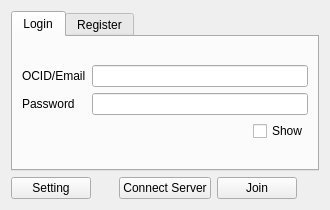
SkyUOI/OurChat, file client/pc/src/ui/login.ui: the form before one commit.
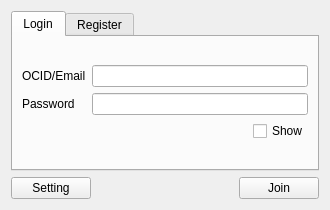
The form after the commit.

Commit message: refactor(client-pc): Merge "Connect to the server" and "Join" in the login interface

Patch:
```diff
--- a/client/pc/src/ui/login.ui
+++ b/client/pc/src/ui/login.ui
@@ -205,13 +205,6 @@
        </property>
       </spacer>
      </item>
-     <item>
-      <widget class="QPushButton" name="connect_server_btn">
-       <property name="text">
-        <string notr="true">Connect Server</string>
-       </property>
-      </widget>
-     </item>
      <item>
       <widget class="QPushButton" name="join_btn">
        <property name="text">
@@ -219,19 +212,6 @@
        </property>
       </widget>
      </item>
-     <item>
-      <spacer name="horizontalSpacer_6">
-       <property name="orientation">
-        <enum>Qt::Horizontal</enum>
-       </property>
-       <property name="sizeHint" stdset="0">
-        <size>
-         <width>40</width>
-         <height>20</height>
-        </size>
-       </property>
-      </spacer>
-     </item>
     </layout>
    </item>
   </layout>
```
The commit also changes 3 other files.
